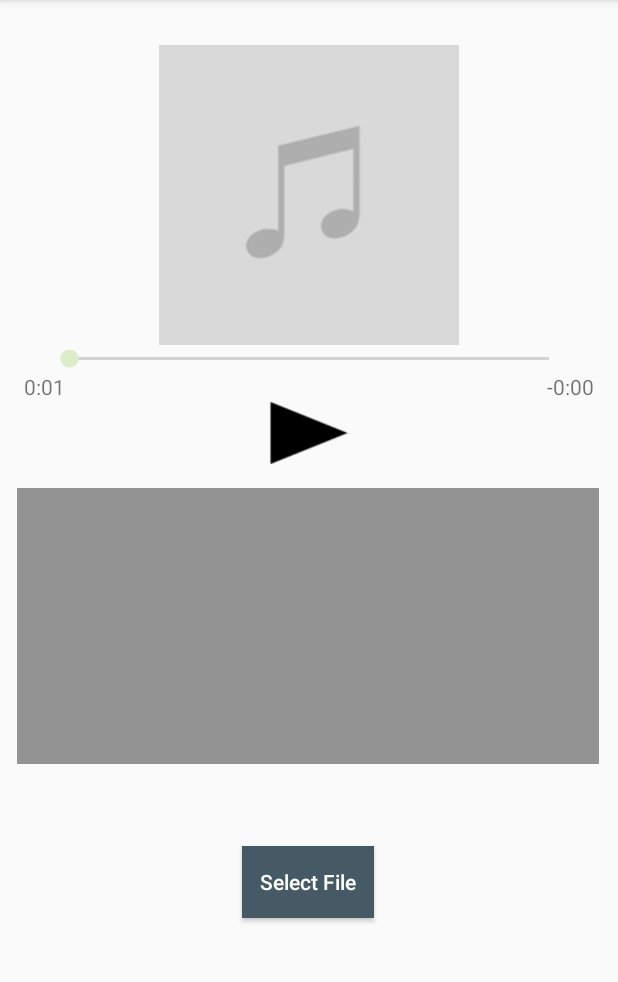
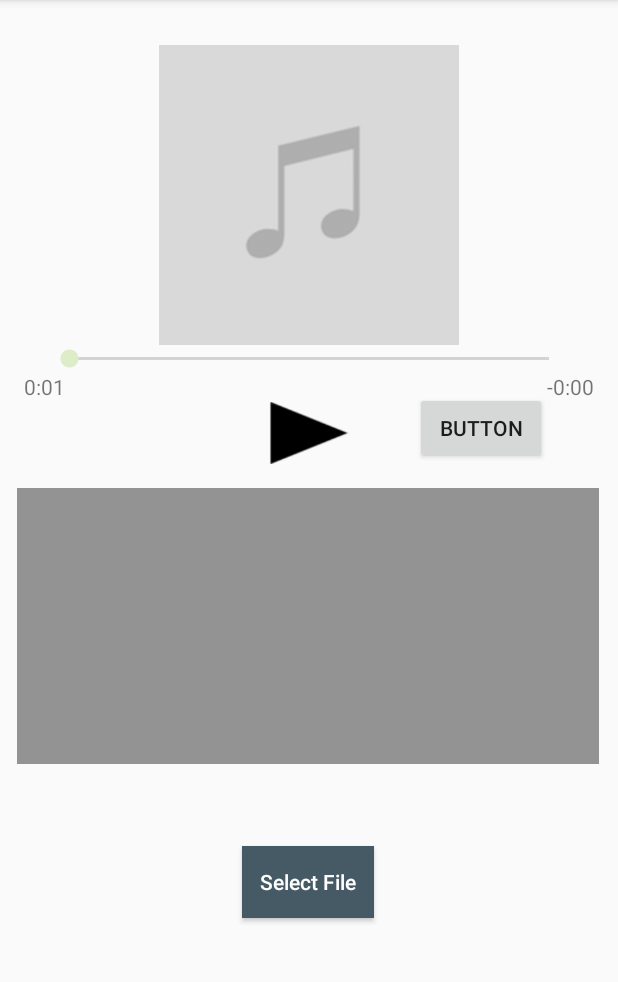
Before and after one commit to dhs43/QueueHub, an Android app: the screen it shows after launch (MainActivity), on a phone screen of 412 x 824 dp, the part 84-1066 px from its top. Run offline under Robolectric (Android 15) with nearby library versions, the phone set to English and light mode, and no system bars; our stand-ins replace Firebase (no records; nobody signed in at launch, a user with empty details on screens opened directly).

Commit message:
added a skip button, currently does not work

```diff
--- a/app/src/main/java/com/example/queuehub/MainActivity.java
+++ b/app/src/main/java/com/example/queuehub/MainActivity.java
@@ -23,6 +23,8 @@ import android.widget.ImageView;
 import android.widget.ProgressBar;
 import android.widget.SeekBar;
 import android.widget.TextView;
+import android.widget.Toast;
+
 import com.google.android.gms.tasks.OnCompleteListener;
 import com.google.android.gms.tasks.Task;
 import com.google.firebase.auth.AuthResult;
@@ -68,6 +70,7 @@ public class MainActivity extends AppCompatActivity {
 
     static MediaPlayer player;
     static Button btnPlay;
+    static Button btnSkip;
     static SeekBar seekBar;
     static TextView elapsedTime;
     static TextView remainingTime;
@@ -88,6 +91,7 @@ public class MainActivity extends AppCompatActivity {
         remainingTime = findViewById(R.id.remainingTime);
         seekBar = findViewById(R.id.seekBar);
         progressBar = findViewById(R.id.loading_spinner);
+        btnSkip = findViewById(R.id.btnSkip);
 
         //for the queue
          List<Song> songs = new ArrayList<>();
@@ -211,6 +215,14 @@ public class MainActivity extends AppCompatActivity {
                                                 player.pause();
                                                 btnPlay.setBackgroundResource(R.drawable.play);
                                             }
+                                        }
+                                    });
+
+                                    btnSkip.setOnClickListener(new View.OnClickListener(){
+
+                                        @Override
+                                        public void onClick(View v) {
+                                            Toast.makeText(getApplicationContext(),"BOOP", Toast.LENGTH_LONG).show();
                                         }
                                     });
                                 }
--- a/app/src/main/res/layout/activity_main.xml
+++ b/app/src/main/res/layout/activity_main.xml
@@ -6,10 +6,8 @@
     android:layout_height="match_parent"
     tools:context=".MainActivity">
 
-    <android.support.constraint.ConstraintLayout xmlns:android="http://schemas.android.com/apk/res/android"
+    <android.support.constraint.ConstraintLayout
         android:id="@+id/playerLayout"
-        xmlns:app="http://schemas.android.com/apk/res-auto"
-        xmlns:tools="http://schemas.android.com/tools"
         android:layout_width="match_parent"
         android:layout_height="wrap_content"
         app:layout_constraintTop_toTopOf="parent"
@@ -70,6 +68,18 @@
             app:layout_constraintEnd_toEndOf="parent"
             app:layout_constraintTop_toBottomOf="@id/seekBar" />
 
+        <Button
+            android:id="@+id/btnSkip"
+            android:layout_width="wrap_content"
+            android:layout_height="wrap_content"
+            android:layout_marginStart="8dp"
+            android:layout_marginEnd="8dp"
+            android:text="Button"
+            app:layout_constraintBottom_toBottomOf="@+id/btnPlay"
+            app:layout_constraintEnd_toEndOf="parent"
+            app:layout_constraintHorizontal_bias="0.434"
+            app:layout_constraintStart_toEndOf="@+id/btnPlay" />
+
     </android.support.constraint.ConstraintLayout>
 
     <android.support.v7.widget.RecyclerView
```
